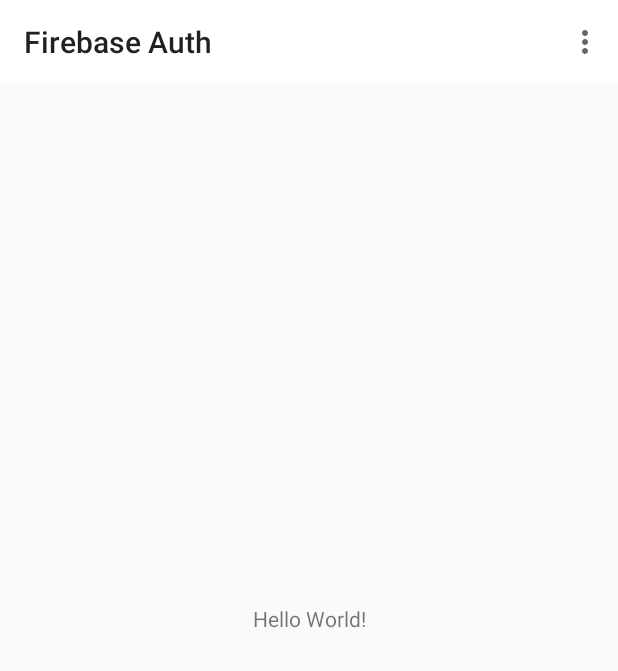
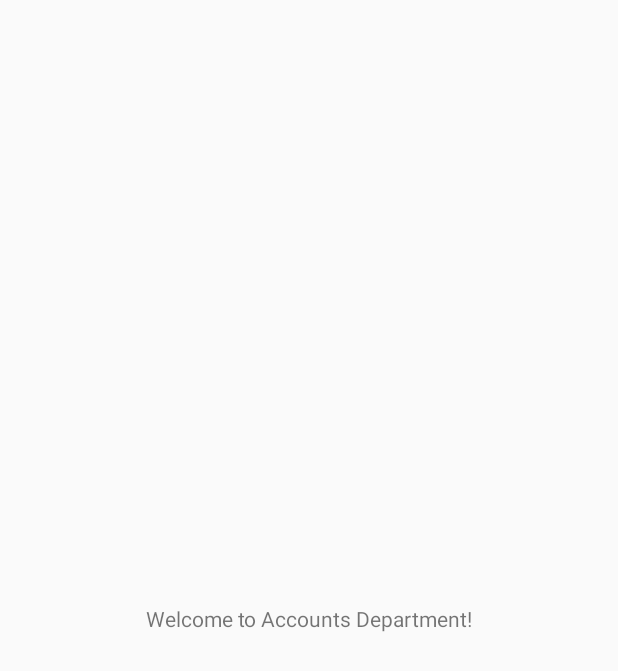
Before and after one commit to zecollokaris/FireBase-Authentication-Tutorial, an Android app: the MainActivity screen opened directly, with no data from a screen before it, in the options menu, after a tap on "Account Settings", on a phone screen of 412 x 824 dp. Shown: the top 671 px of the screen. Run offline under Robolectric (Android 15) with nearby library versions, the phone set to English and light mode, and no system bars.

Commit message:
changed theme

```diff
--- a/app/src/main/java/com/zecolloauth/zecolloauth/MainActivity.java
+++ b/app/src/main/java/com/zecolloauth/zecolloauth/MainActivity.java
@@ -1,5 +1,6 @@
 package com.zecolloauth.zecolloauth;
 
+import android.content.Intent;
 import android.support.v7.app.AppCompatActivity;
 import android.os.Bundle;
 import android.support.v7.widget.Toolbar;
@@ -28,6 +29,19 @@ public class MainActivity extends AppCompatActivity {
 
     @Override
     public boolean onOptionsItemSelected(MenuItem item) {
+        switch (item.getItemId())
+        {
+            case R.id.action_setting:
+            //settings
+
+                Intent settings = new Intent(this, AccountActivity.class);
+                startActivity(settings);
+                break;
+
+            default:
+            // select an option
+
+        }
         return super.onOptionsItemSelected(item);
     }
 }
--- a/app/src/main/res/layout/activity_account.xml
+++ b/app/src/main/res/layout/activity_account.xml
@@ -6,4 +6,13 @@
     android:layout_height="match_parent"
     tools:context=".AccountActivity">
 
+    <TextView
+        android:layout_width="wrap_content"
+        android:layout_height="wrap_content"
+        android:text="Welcome to Accounts Department!"
+        app:layout_constraintBottom_toBottomOf="parent"
+        app:layout_constraintLeft_toLeftOf="parent"
+        app:layout_constraintRight_toRightOf="parent"
+        app:layout_constraintTop_toTopOf="parent" />
+
 </android.support.constraint.ConstraintLayout>
--- a/app/src/main/res/layout/app_bar.xml
+++ b/app/src/main/res/layout/app_bar.xml
@@ -3,6 +3,7 @@
     android:layout_width="match_parent"
     android:layout_height="wrap_content"
     xmlns:app="http://schemas.android.com/apk/res-auto"
-    app:theme="@style/CustomToolbarStyle">
+    app:theme="@style/CustomToolbarStyle"
+    app:popupTheme="@style/CustomPopupStyle">
 
 </android.support.v7.widget.Toolbar>
--- a/app/src/main/res/menu/menu.xml
+++ b/app/src/main/res/menu/menu.xml
@@ -4,7 +4,6 @@
 <item
     android:id="@+id/action_setting"
     android:title="@string/settings_name"
-    app:showAsAction= "never"
-    app:popupTheme="@style/CustomPopupStyle">
+    app:showAsAction= "never">
 </item>
 </menu>
--- a/app/src/main/res/values/styles.xml
+++ b/app/src/main/res/values/styles.xml
@@ -5,10 +5,12 @@
 
     </style>
 
+    <!--Toolbar theme-->
     <style name="CustomToolbarStyle" parent="Theme.AppCompat.Light.NoActionBar">
         <item name="android:background">@color/white</item>
     </style>
 
+    <!--Menu Item Theme-->
     <style name="CustomPopupStyle" parent="Theme.AppCompat.Light.NoActionBar">
         <item name="android:background">@color/white</item>
         <item name="overlapAnchor">false</item>
```
Also changed, not shown: 1 other file.
